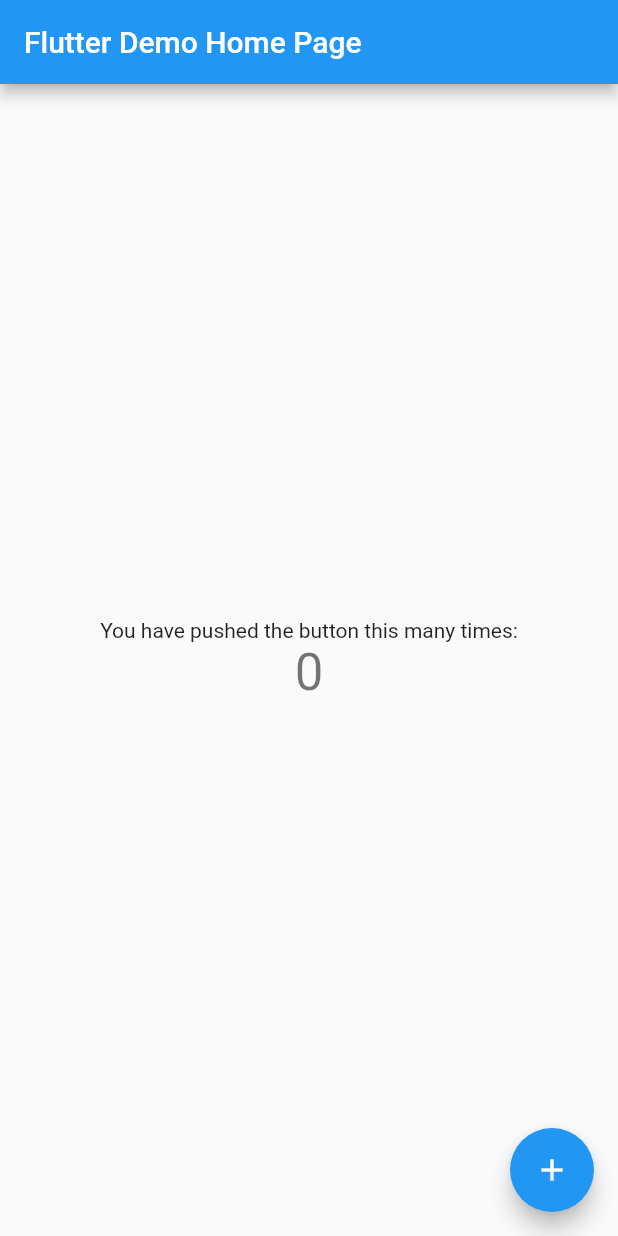
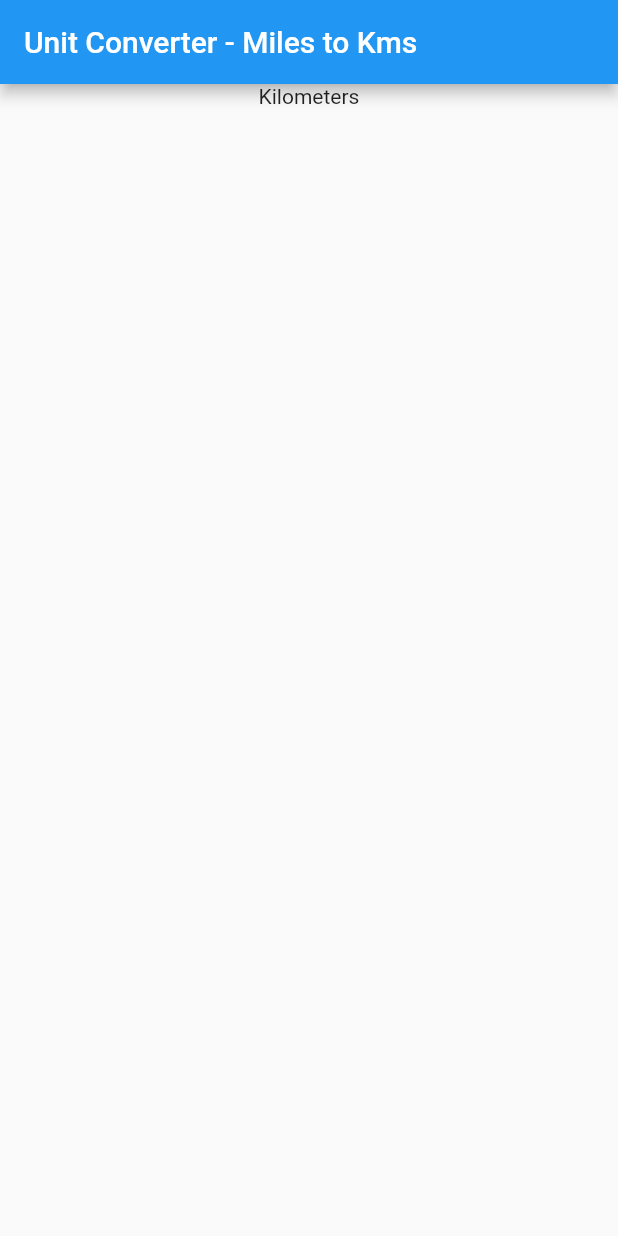
Before and after one commit to lokeshramamoorthi/anyconverter, a Flutter app: the screen it shows after launch, on a phone screen of 412 x 824 dp. Run offline on Flutter 3.47's test engine with Material 2 defaults, Android fonts, the phone set to English and light mode, and no system bars.

Commit message:
Added conversion screen

```diff
--- a/lib/main.dart
+++ b/lib/main.dart
@@ -1,3 +1,4 @@
+import 'package:anyconverter/screens/coversionscreen.dart';
 import 'package:flutter/material.dart';
 
 void main() {
@@ -13,103 +14,9 @@ class MyApp extends StatelessWidget {
     return MaterialApp(
       title: 'Flutter Demo',
       theme: ThemeData(
-        // This is the theme of your application.
-        //
-        // Try running your application with "flutter run". You'll see the
-        // application has a blue toolbar. Then, without quitting the app, try
-        // changing the primarySwatch below to Colors.green and then invoke
-        // "hot reload" (press "r" in the console where you ran "flutter run",
-        // or simply save your changes to "hot reload" in a Flutter IDE).
-        // Notice that the counter didn't reset back to zero; the application
-        // is not restarted.
         primarySwatch: Colors.blue,
       ),
-      home: const MyHomePage(title: 'Flutter Demo Home Page'),
+      home: ConversionScreen(),
     );
   }
 }
-
-class MyHomePage extends StatefulWidget {
-  const MyHomePage({Key? key, required this.title}) : super(key: key);
-
-  // This widget is the home page of your application. It is stateful, meaning
-  // that it has a State object (defined below) that contains fields that affect
-  // how it looks.
-
-  // This class is the configuration for the state. It holds the values (in this
-  // case the title) provided by the parent (in this case the App widget) and
-  // used by the build method of the State. Fields in a Widget subclass are
-  // always marked "final".
-
-  final String title;
-
-  @override
-  State<MyHomePage> createState() => _MyHomePageState();
-}
-
-class _MyHomePageState extends State<MyHomePage> {
-  int _counter = 0;
-
-  void _incrementCounter() {
-    setState(() {
-      // This call to setState tells the Flutter framework that something has
-      // changed in this State, which causes it to rerun the build method below
-      // so that the display can reflect the updated values. If we changed
-      // _counter without calling setState(), then the build method would not be
-      // called again, and so nothing would appear to happen.
-      _counter++;
-    });
-  }
-
-  @override
-  Widget build(BuildContext context) {
-    // This method is rerun every time setState is called, for instance as done
-    // by the _incrementCounter method above.
-    //
-    // The Flutter framework has been optimized to make rerunning build methods
-    // fast, so that you can just rebuild anything that needs updating rather
-    // than having to individually change instances of widgets.
-    return Scaffold(
-      appBar: AppBar(
-        // Here we take the value from the MyHomePage object that was created by
-        // the App.build method, and use it to set our appbar title.
-        title: Text(widget.title),
-      ),
-      body: Center(
-        // Center is a layout widget. It takes a single child and positions it
-        // in the middle of the parent.
-        child: Column(
-          // Column is also a layout widget. It takes a list of children and
-          // arranges them vertically. By default, it sizes itself to fit its
-          // children horizontally, and tries to be as tall as its parent.
-          //
-          // Invoke "debug painting" (press "p" in the console, choose the
-          // "Toggle Debug Paint" action from the Flutter Inspector in Android
-          // Studio, or the "Toggle Debug Paint" command in Visual Studio Code)
-          // to see the wireframe for each widget.
-          //
-          // Column has various properties to control how it sizes itself and
-          // how it positions its children. Here we use mainAxisAlignment to
-          // center the children vertically; the main axis here is the vertical
-          // axis because Columns are vertical (the cross axis would be
-          // horizontal).
-          mainAxisAlignment: MainAxisAlignment.center,
-          children: <Widget>[
-            const Text(
-              'You have pushed the button this many times:',
-            ),
-            Text(
-              '$_counter',
-              style: Theme.of(context).textTheme.headline4,
-            ),
-          ],
-        ),
-      ),
-      floatingActionButton: FloatingActionButton(
-        onPressed: _incrementCounter,
-        tooltip: 'Increment',
-        child: const Icon(Icons.add),
-      ), // This trailing comma makes auto-formatting nicer for build methods.
-    );
-  }
-}
--- /dev/null
+++ b/lib/screens/coversionscreen.dart
@@ -0,0 +1,29 @@
+import 'package:flutter/material.dart';
+
+class ConversionScreen extends StatelessWidget {
+  @override
+  Widget build(BuildContext context) {
+    // TODO: implement build
+    return Scaffold(
+      appBar: AppBar(
+        title: Text("Unit Converter - Miles to Kms"),
+      ),
+      body: SafeArea(
+        child: Center(
+          child: Column(
+            mainAxisAlignment: MainAxisAlignment.start,
+            children: [
+              Container(
+                child: Column(
+                  children: [
+                    Text("Kilometers"),
+                  ],
+                ),
+              ),
+            ],
+          ),
+        ),
+      ),
+    );
+  }
+}
```
